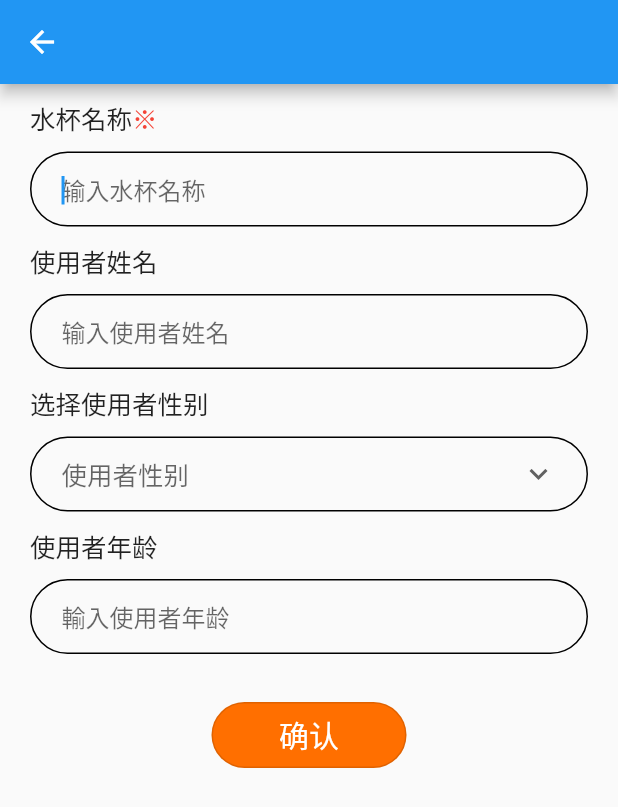
After one commit to Salmonberry/Collapse, a Flutter app: the screen it shows after launch, after a tap on the "ac unit" icon, on a phone screen of 412 x 824 dp. The commit adds this screen. Shown: the top 807 px of the screen. Run offline on Flutter 3.47's test engine with Material 2 defaults, Android fonts, the phone set to English and light mode, and no system bars; drawn by our look-alikes of dropdown_button2; our stand-ins replace cached_network_image, flutter_image_compress, fluttertoast, get_it, image_cropper, image_picker and 2 more; network calls fail.

Commit message:
feat: add buttons,inputs, gridsView layout

```diff
--- a/example/analysis_options.yaml
+++ b/example/analysis_options.yaml
@@ -1,7 +1,7 @@
 # This file configures the analyzer, which statically analyzes Dart code to
 # check for errors, warnings, and lints.
 #
-# The issues identified by the analyzer are surfaced in the UI of Dart-enabled
+# The issues identified by the analyzer are surfaced in the widgets of Dart-enabled
 # IDEs (https://dart.dev/tools#ides-and-editors). The analyzer can also be
 # invoked from the command line by running `flutter analyze`.
 
--- a/example/lib/flutter_envirment/flutter_environment_page.dart
+++ b/example/lib/flutter_envirment/flutter_environment_page.dart
@@ -1,3 +1,4 @@
+import 'package:collapse/collapse.dart';
 import 'package:flutter/material.dart';
 
 class FlutterEnvironmentPage extends StatelessWidget {
@@ -11,8 +12,9 @@ class FlutterEnvironmentPage extends StatelessWidget {
         ),
         body: Container(
           alignment: Alignment.center,
-          color: Colors.amber,
-          child: const Text('Environment'),
+          child: Column(
+            children: const [ButtonsPanel(), GridViewLayout()],
+          ),
         ));
   }
 }
--- a/example/lib/home/home.dart
+++ b/example/lib/home/home.dart
@@ -21,70 +21,39 @@ class MyHomePage extends StatefulWidget {
 }
 
 class _MyHomePageState extends State<MyHomePage> {
-  int _counter = 0;
-
-  void _incrementCounter() {
-    setState(() {
-      // This call to setState tells the Flutter framework that something has
-      // changed in this State, which causes it to rerun the build method below
-      // so that the display can reflect the updated values. If we changed
-      // _counter without calling setState(), then the build method would not be
-      // called again, and so nothing would appear to happen.
-      _counter++;
-    });
-  }
-
   @override
   Widget build(BuildContext context) {
-    // This method is rerun every time setState is called, for instance as done
-    // by the _incrementCounter method above.
-    //
-    // The Flutter framework has been optimized to make rerunning build methods
-    // fast, so that you can just rebuild anything that needs updating rather
-    // than having to individually change instances of widgets.
     return Scaffold(
         appBar: AppBar(
-        // Here we take the value from the MyHomePage object that was created by
-        // the App.build method, and use it to set our appbar title.
           title: Text(widget.title),
         ),
         body: Center(
-        // Center is a layout widget. It takes a single child and positions it
-        // in the middle of the parent.
-        child: Column(
-          // Column is also a layout widget. It takes a list of children and
-          // arranges them vertically. By default, it sizes itself to fit its
-          // children horizontally, and tries to be as tall as its parent.
-          //
-          // Invoke "debug painting" (press "p" in the console, choose the
-          // "Toggle Debug Paint" action from the Flutter Inspector in Android
-          // Studio, or the "Toggle Debug Paint" command in Visual Studio Code)
-          // to see the wireframe for each widget.
-          //
-          // Column has various properties to control how it sizes itself and
-          // how it positions its children. Here we use mainAxisAlignment to
-          // center the children vertically; the main axis here is the vertical
-          // axis because Columns are vertical (the cross axis would be
-          // horizontal).
-          mainAxisAlignment: MainAxisAlignment.center,
+          child: Wrap(
+            spacing: 5,
             children: <Widget>[
-            const Text(
-              'You have pushed the button this many times:',
-            ),
-            Text(
-              '$_counter',
-              style: Theme.of(context).textTheme.headline4,
-            ),
+              _buildItem('Buttons', Icons.add, '/flutter_environment_page'),
+              _buildItem('inputs', Icons.ac_unit_rounded, '/input_widgets'),
+              // _buildItem('inputs', Icons.ac_unit_rounded, '/input_widgets'),
             ],
           ),
-      ),
-      floatingActionButton: FloatingActionButton(
-        // onPressed: () => Navigator.pushNamed(context, '/flutter_environment_page'),
-        onPressed: () =>
-            getIt<NavigatorService>().pushNamed('/flutter_environment_page'),
-        tooltip: 'Increment',
-        child: const Icon(Icons.add),
-      ), // This trailing comma makes auto-formatting nicer for build methods.
+        ) // This trailing comma makes auto-formatting nicer for build methods.
         );
   }
+
+  Widget _buildItem(String title, IconData? iconData, String routerName) =>
+      Container(
+        padding: const EdgeInsets.all(5),
+        decoration: BoxDecoration(
+            border: Border.all(), borderRadius: BorderRadius.circular(10)),
+        child: Column(
+          children: [
+            InkWell(
+              // onPressed: () => Navigator.pushNamed(context, '/flutter_environment_page'),
+              onTap: () => getIt<NavigatorService>().pushNamed(routerName),
+              child: Icon(iconData),
+            ),
+            Text(title)
+          ],
+        ),
+      );
 }
--- a/example/lib/main.dart
+++ b/example/lib/main.dart
@@ -1,3 +1,4 @@
+import 'package:collapse/collapse.dart';
 import 'package:example/flutter_envirment/flutter_environment_page.dart';
 import 'package:flutter/material.dart';
 import 'package:get_it/get_it.dart';
@@ -32,7 +33,9 @@ class MyApp extends StatelessWidget {
       ),
       routes: {
         '/': (context) => const MyHomePage(title: 'Home'),
-        '/flutter_environment_page': (context) => const FlutterEnvironmentPage()
+        '/flutter_environment_page': (
+            context) => const FlutterEnvironmentPage(),
+        '/input_widgets': (context) =>const InputWidgets(),
       },
     );
   }
--- a/lib/collapse.dart
+++ b/lib/collapse.dart
@@ -8,3 +8,6 @@ library collapse;
 
 export 'src/image_utils.dart';
 export 'src/date_time_utils.dart';
+export 'src/widgets/buttons/buttons_panel.dart';
+export 'src/layout/grid_view_layout.dart';
+export 'src/widgets/inputs/input_widgets.dart';
--- /dev/null
+++ b/lib/src/widgets/inputs/input_widgets.dart
@@ -0,0 +1,257 @@
+import 'package:dropdown_button2/dropdown_button2.dart';
+import 'package:flutter/material.dart';
+import 'package:flutter/services.dart';
+import 'package:flutter/widgets.dart';
+
+class InputWidgets extends StatefulWidget {
+  const InputWidgets({Key? key}) : super(key: key);
+
+  @override
+  State<InputWidgets> createState() => _InputWidgetsState();
+}
+
+class _InputWidgetsState extends State<InputWidgets>
+    with WidgetsBindingObserver {
+  double _bottom = 0;
+  String? _selectedValue;
+  final List<String> _items = ['男', ' 女'];
+
+  final FocusNode _userAgeInputFocusNode = FocusNode();
+
+  late TextEditingController _deviceNameTextEditingController;
+  late TextEditingController _userNameTextEditingController;
+  late TextEditingController _userAgeTextEditingController;
+
+  @override
+  void initState() {
+    super.initState();
+
+    WidgetsBinding.instance.addObserver(this);
+
+    _userAgeTextEditingController = TextEditingController();
+    _userNameTextEditingController = TextEditingController();
+    _deviceNameTextEditingController = TextEditingController();
+  }
+
+  @override
+  void didChangeMetrics() {
+    // TODO: implement didChangeMetrics
+    super.didChangeMetrics();
+
+    WidgetsBinding.instance.addPostFrameCallback((_) {
+      if (mounted) {
+        setState(() {
+          if (_userAgeInputFocusNode.hasFocus &&
+              MediaQuery.of(context).viewInsets.bottom > 0) {
+            _bottom = MediaQuery.of(context).viewInsets.bottom;
+          } else {
+            _bottom = 0;
+          }
+        });
+      }
+    });
+  }
+
+  @override
+  Widget build(BuildContext context) {
+    return Scaffold(
+      appBar: AppBar(),
+      resizeToAvoidBottomInset: false,
+      body: GestureDetector(
+        behavior: HitTestBehavior.translucent,
+        onTap: () => FocusScope.of(context).requestFocus(FocusNode()),
+        child: SingleChildScrollView(
+          reverse: true,
+          child: Container(
+            padding:
+                EdgeInsets.only(left: 20, right: 20, top: 10, bottom: _bottom),
+            child: Column(
+              children: [
+                _buildDeviceName(),
+                _buildUserName(),
+                _buildUserSex(context),
+                _buildUserAge(),
+                const SizedBox(
+                  height: 30,
+                ),
+                _buildConfirmButton(),
+                const SizedBox(height: 10),
+              ],
+            ),
+          ),
+        ),
+      ),
+    );
+  }
+
+  OutlinedButton _buildConfirmButton() => OutlinedButton(
+        style: OutlinedButton.styleFrom(
+            fixedSize: const Size(130, 44),
+            shape: const StadiumBorder(),
+            backgroundColor: const Color(0xffFF6F00)),
+        onPressed: () {},
+        child: const Text(
+          '确认',
+          style: TextStyle(color: Colors.white, fontSize: 20),
+        ),
+      );
+
+  Container _buildUserAge() => Container(
+        padding: const EdgeInsets.only(top: 10),
+        child: Column(
+          mainAxisAlignment: MainAxisAlignment.start,
+          crossAxisAlignment: CrossAxisAlignment.start,
+          children: [
+            const Text(
+              '使用者年龄',
+              style: TextStyle(fontSize: 17),
+            ),
+            Container(
+              margin: const EdgeInsets.only(top: 10),
+              decoration: BoxDecoration(
+                  border: Border.all(),
+                  borderRadius: const BorderRadius.all(Radius.circular(50))),
+              child: TextField(
+                maxLines: 1,
+                focusNode: _userAgeInputFocusNode,
+                keyboardType: TextInputType.number,
+                controller: _userAgeTextEditingController,
+                maxLengthEnforcement:
+                    MaxLengthEnforcement.truncateAfterCompositionEnds,
+                inputFormatters: <TextInputFormatter>[
+                  FilteringTextInputFormatter.digitsOnly,
+                  LengthLimitingTextInputFormatter(8) //限制长度
+                ],
+                decoration: const InputDecoration(
+                    prefix: SizedBox(width: 20),
+                    border: InputBorder.none,
+                    hintText: '輸入使用者年龄'),
+                onChanged: (value) {},
+              ),
+            )
+          ],
+        ),
+      );
+
+  Container _buildUserSex(BuildContext context) => Container(
+        padding: const EdgeInsets.only(top: 10),
+        child: Column(
+          mainAxisAlignment: MainAxisAlignment.start,
+          crossAxisAlignment: CrossAxisAlignment.start,
+          children: [
+            const Text(
+              '选择使用者性别',
+              style: TextStyle(fontSize: 17),
+            ),
+            Container(
+                width: double.maxFinite,
+                margin: const EdgeInsets.only(top: 10),
+                padding:
+                    const EdgeInsets.symmetric(horizontal: 20, vertical: 4),
+                decoration: BoxDecoration(
+                    border: Border.all(),
+                    borderRadius: const BorderRadius.all(Radius.circular(50))),
+                child: DropdownButtonHideUnderline(
+                    child: DropdownButton2(
+                  isExpanded: true,
+                  icon: const Icon(
+                    Icons.expand_more_sharp,
+                  ),
+                  hint: Text(
+                    '使用者性别',
+                    style: TextStyle(
+                      fontSize: 17,
+                      color: Theme.of(context).hintColor,
+                    ),
+                  ),
+                  items: _items
+                      .map((item) => DropdownMenuItem<String>(
+                            value: item,
+                            child: Text(
+                              item,
+                              style: const TextStyle(
+                                fontSize: 17,
+                              ),
+                            ),
+                          ))
+                      .toList(),
+                  value: _selectedValue,
+                  onChanged: (value) {},
+                  buttonHeight: 40,
+                  buttonWidth: 140,
+                  itemHeight: 40,
+                )))
+          ],
+        ),
+      );
+
+  Container _buildUserName() => Container(
+        padding: const EdgeInsets.only(top: 10),
+        child: Column(
+          mainAxisAlignment: MainAxisAlignment.start,
+          crossAxisAlignment: CrossAxisAlignment.start,
+          children: [
+            const Text(
+              '使用者姓名',
+              style: TextStyle(fontSize: 17),
+            ),
+            Container(
+              margin: const EdgeInsets.only(top: 10),
+              decoration: BoxDecoration(
+                  border: Border.all(),
+                  borderRadius: const BorderRadius.all(Radius.circular(50))),
+              child: TextField(
+                controller: _userNameTextEditingController,
+                maxLines: 1,
+                maxLengthEnforcement:
+                    MaxLengthEnforcement.truncateAfterCompositionEnds,
+                inputFormatters: <TextInputFormatter>[
+                  LengthLimitingTextInputFormatter(8) //限制长度
+                ],
+                decoration: const InputDecoration(
+                    prefix: SizedBox(width: 20),
+                    border: InputBorder.none,
+                    hintText: '输入使用者姓名'),
+                onChanged: (value) {},
+              ),
+            )
+          ],
+        ),
+      );
+
+  Container _buildDeviceName() => Container(
+        child: Column(
+          mainAxisAlignment: MainAxisAlignment.start,
+          crossAxisAlignment: CrossAxisAlignment.start,
+          children: [
+            const Text.rich(TextSpan(
+                text: '水杯名称',
+                style: TextStyle(fontSize: 17),
+                children: [
+                  TextSpan(text: '※', style: TextStyle(color: Colors.red))
+                ])),
+            Container(
+              margin: const EdgeInsets.only(top: 10),
+              decoration: BoxDecoration(
+                  border: Border.all(),
+                  borderRadius: const BorderRadius.all(Radius.circular(50))),
+              child: TextField(
+                controller: _deviceNameTextEditingController,
+                autofocus: true,
+                maxLines: 1,
+                maxLengthEnforcement:
+                    MaxLengthEnforcement.truncateAfterCompositionEnds,
+                inputFormatters: <TextInputFormatter>[
+                  LengthLimitingTextInputFormatter(8) //限制长度
+                ],
+                decoration: const InputDecoration(
+                    prefix: SizedBox(width: 20),
+                    border: InputBorder.none,
+                    hintText: '输入水杯名称'),
+                onChanged: (value) {},
+              ),
+            )
+          ],
+        ),
+      );
+}
--- a/pubspec.yaml
+++ b/pubspec.yaml
@@ -17,6 +17,10 @@ dependencies:
   image_picker: ^0.8.5
   path_provider: ^2.0.2
   flutter_image_compress: ^1.1.0
+  fluttertoast: ^8.0.9
+  cached_network_image: ^3.2.0
+  loading_animation_widget: ^1.1.0+5
+  dropdown_button2: ^1.4.0
 
 dev_dependencies:
   flutter_test:
```
Also changed, not shown: lib/src/layout/grid_view_layout.dart (added, +76 -0 lines), lib/src/widgets/buttons/buttons_panel.dart (added, +115 -0 lines), lib/src/widgets/network_loading_widget/network_loading_widget.dart (added, +57 -0 lines), example/pubspec.lock, 5 other files. Lines whose indentation alone changed are shown as unchanged.
